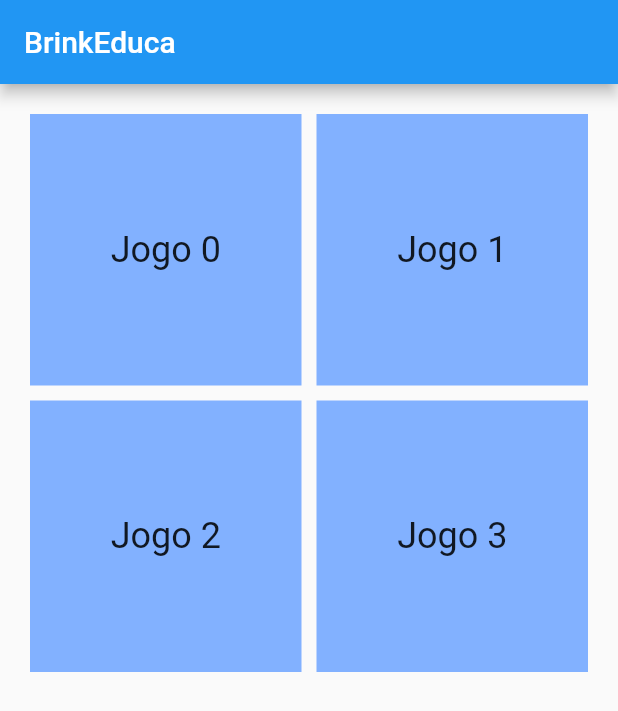
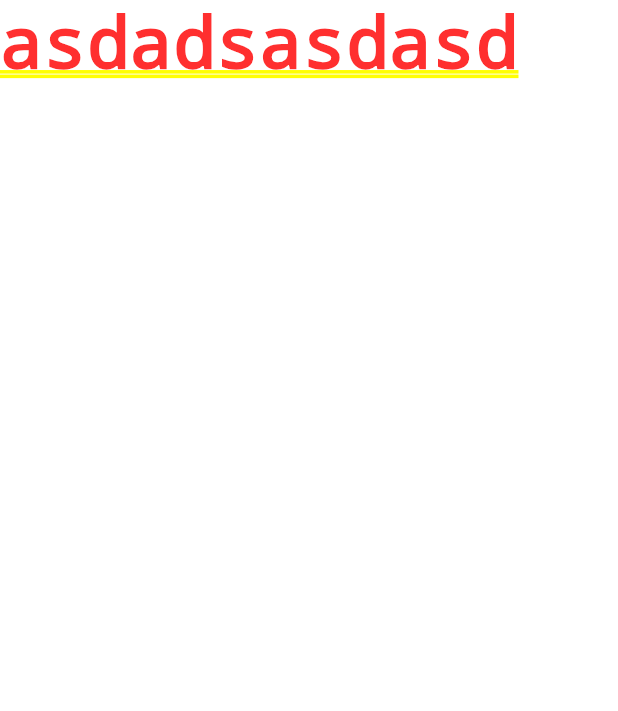
Before and after one commit to marciojg/brinkeduca, a Flutter app: the screen it shows after launch, after a tap on an icon or button, on a phone screen of 412 x 824 dp. Shown: the top 711 px of the screen. Run offline on Flutter 3.47's test engine with Material 2 defaults, Android fonts, the phone set to English and light mode, and no system bars.

Commit message:
Organizado código em arquivos diferentes e item do menu abrindo um Container

```diff
--- /dev/null
+++ b/lib/core/routes.dart
@@ -0,0 +1,4 @@
+class Routes {
+  static get menu => '/';
+  static get game_1 => '/game-1';
+}
--- a/lib/main.dart
+++ b/lib/main.dart
@@ -1,44 +1,21 @@
 import 'package:flutter/material.dart';
+import 'package:flutter_app/core/routes.dart';
+import 'package:flutter_app/screens/menuPage.dart';
 
 void main() {
   runApp(MyApp());
 }
 
 class MyApp extends StatelessWidget {
-  final title = 'BrinkEduca';
-
   @override
   Widget build(BuildContext context) {
     return MaterialApp(
-        title: title,
-        home: Scaffold(
-            appBar: AppBar(
-              title: Text(title),
-            ),
-            body: GridView.count(
-              padding: const EdgeInsets.all(20),
-              crossAxisSpacing: 10,
-              mainAxisSpacing: 10,
-              crossAxisCount: 2,
-              children: List.generate(4, (index) {
-                return InkWell(
-                  child: Container(
-                    padding: EdgeInsets.all(20),
-                    color: Colors.blueAccent[100],
-                    child: Center(
-                      child: Text(
-                        'Jogo $index',
-                        style: Theme.of(context).textTheme.headline5,
-                      ),
-                    ),
-                  ),
-                  onTap: () {
-                    print('aaaaaaaaaaa $index');
-                  }
-                );
-              }),
-            )
-        )
+        title: 'BrinkEduca',
+        initialRoute: Routes.menu,
+        routes: {
+          Routes.menu: (context) => MenuPage(),
+          Routes.game_1: (context) => Container(child: Text('asdadsasdasd'),)
+        }
     );
   }
 }
--- /dev/null
+++ b/lib/screens/menuPage.dart
@@ -0,0 +1,36 @@
+import 'package:flutter/material.dart';
+import 'package:flutter_app/core/routes.dart';
+
+class MenuPage extends StatelessWidget {
+  @override
+  Widget build(BuildContext context) {
+    return Scaffold(
+        appBar: AppBar(
+          title: Text('BrinkEduca'),
+        ),
+        body: GridView.count(
+          padding: const EdgeInsets.all(20),
+          crossAxisSpacing: 10,
+          mainAxisSpacing: 10,
+          crossAxisCount: 2,
+          children: List.generate(4, (index) {
+            return InkWell(
+                child: Container(
+                  padding: EdgeInsets.all(20),
+                  color: Colors.blueAccent[100],
+                  child: Center(
+                    child: Text(
+                      'Jogo $index',
+                      style: Theme.of(context).textTheme.headline5,
+                    ),
+                  ),
+                ),
+                onTap: () {
+                  Navigator.pushNamed(context, Routes.game_1);
+                }
+            );
+          }),
+        )
+    );
+  }
+}
```
